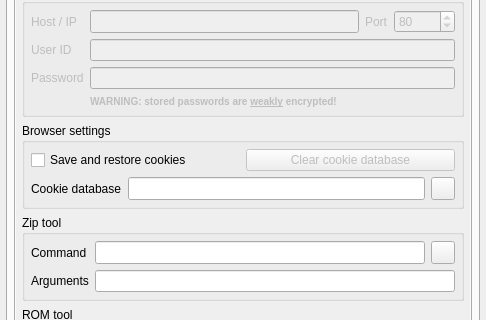
This is options.ui in qmc2/qmc2-mame-fe as Qt 5 draws it before an edit; both pictures show x 0 to 486 and y 86 to 406 of the 486 by 609 pixel window. The edited form follows.
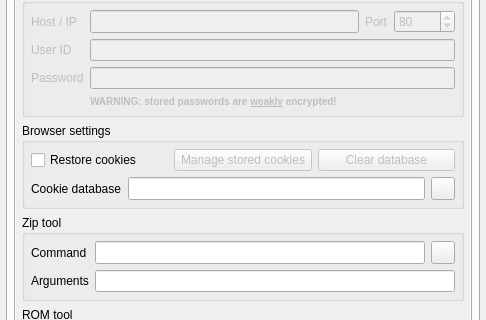
This is the edited form. The open tabs and pages were chosen to show the change. Icons and pictures are not drawn.

Commit message: new: added a dialog to manage stored cookies

```diff
--- a/options.ui
+++ b/options.ui
@@ -4080,7 +4080,26 @@
                          <string>Save and restore cookies used on web pages?</string>
                         </property>
                         <property name="text">
-                         <string>Save and restore cookies</string>
+                         <string>Restore cookies</string>
+                        </property>
+                       </widget>
+                      </item>
+                      <item>
+                       <widget class="QPushButton" name="pushButtonManageCookies">
+                        <property name="enabled">
+                         <bool>false</bool>
+                        </property>
+                        <property name="sizePolicy">
+                         <sizepolicy hsizetype="Minimum" vsizetype="Minimum">
+                          <horstretch>0</horstretch>
+                          <verstretch>0</verstretch>
+                         </sizepolicy>
+                        </property>
+                        <property name="toolTip">
+                         <string>Manage cookies stored in database</string>
+                        </property>
+                        <property name="text">
+                         <string>Manage stored cookies</string>
                         </property>
                        </widget>
                       </item>
@@ -4093,7 +4112,7 @@
                          <string>Remove all cookies by recreating the database</string>
                         </property>
                         <property name="text">
-                         <string>Clear cookie database</string>
+                         <string>Clear database</string>
                         </property>
                        </widget>
                       </item>
```
Left out of the diff: 31 changed lines with no effect on the pictures. The commit also changes 26 other files.
